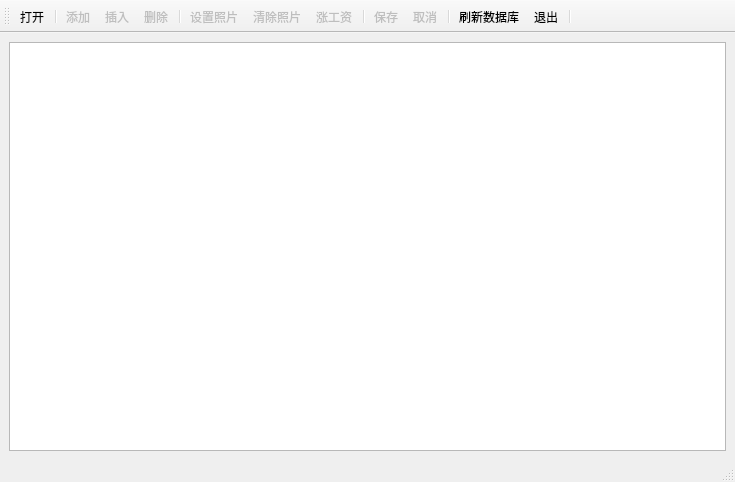
Above: mainwindow.ui from txt1994/mydatebase_client before the change. Below: the same form after it.
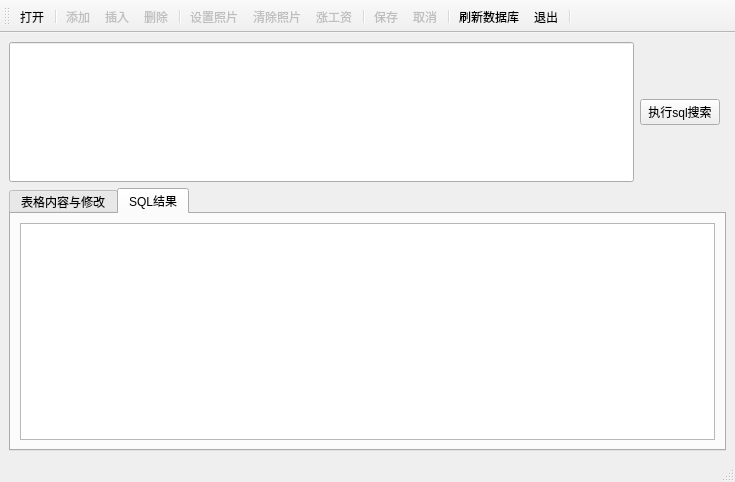
That is the form after the change. Icons and pictures are not drawn.

Patch:
```diff
--- a/mainwindow.ui
+++ b/mainwindow.ui
@@ -21,8 +21,49 @@
   </property>
   <widget class="QWidget" name="centralwidget">
    <layout class="QGridLayout" name="gridLayout">
+    <item row="0" column="1">
+     <widget class="QPushButton" name="Btn_sqlsearch">
+      <property name="text">
+       <string>执行sql搜索</string>
+      </property>
+     </widget>
+    </item>
     <item row="0" column="0">
-     <widget class="QTableView" name="tableView"/>
+     <widget class="QLineEdit" name="lineEdit_sqlcommd">
+      <property name="minimumSize">
+       <size>
+        <width>80</width>
+        <height>140</height>
+       </size>
+      </property>
+     </widget>
+    </item>
+    <item row="1" column="0" colspan="3">
+     <widget class="QTabWidget" name="tabWidget">
+      <property name="currentIndex">
+       <number>1</number>
+      </property>
+      <widget class="QWidget" name="tab">
+       <attribute name="title">
+        <string>表格内容与修改</string>
+       </attribute>
+       <layout class="QGridLayout" name="gridLayout_2">
+        <item row="0" column="0">
+         <widget class="QTableView" name="tableView"/>
+        </item>
+       </layout>
+      </widget>
+      <widget class="QWidget" name="tab_2">
+       <attribute name="title">
+        <string>SQL结果</string>
+       </attribute>
+       <layout class="QGridLayout" name="gridLayout_3">
+        <item row="0" column="0">
+         <widget class="QPlainTextEdit" name="plainTextEdit"/>
+        </item>
+       </layout>
+      </widget>
+     </widget>
     </item>
    </layout>
   </widget>
```
Left out of the diff: 24 changed lines with no effect on the pictures.
